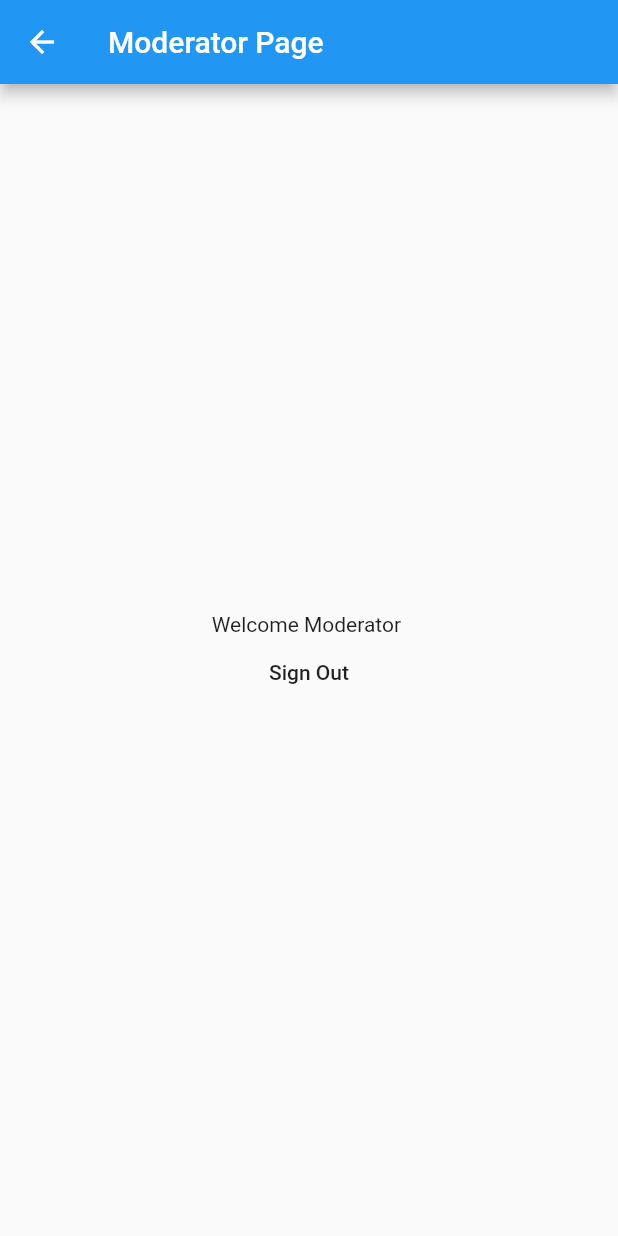
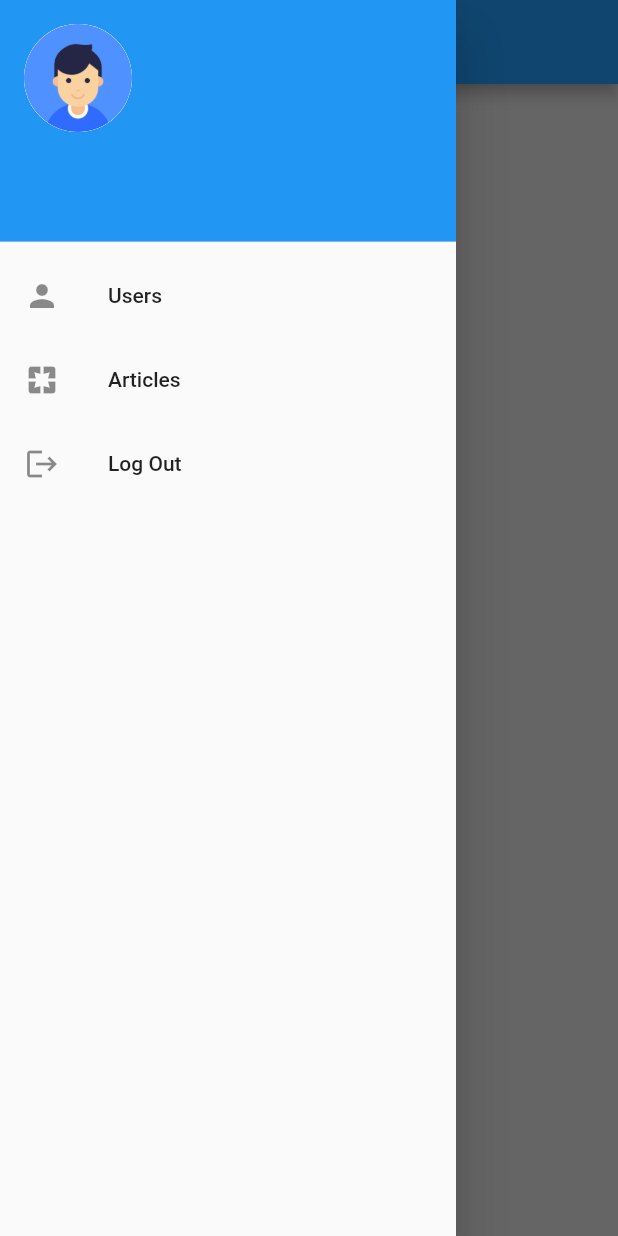
Before and after one commit to niroshan-ran/flutter_project, a Flutter app: the ModeratorPage screen opened directly with empty values, with the side drawer open (before the commit the screen has no drawer), on a phone screen of 412 x 824 dp. Run offline on Flutter 3.47's test engine with Material 2 defaults, Android fonts, the phone set to English and light mode, and no system bars; our stand-ins replace cloud_firestore, firebase_auth, firebase_core, fluttertoast; accounts and stored records are empty.

Commit message:
user_mng added

```diff
--- a/lib/pages/homepage.dart
+++ b/lib/pages/homepage.dart
@@ -35,7 +35,7 @@ class _HomePageState extends State<HomePage> {
             for (var obj in userResultDocs) {
               switch (obj.get('position')) {
                 case 'moderator':
-                  return ModeratorPage(nickName: obj.get('nickName'));
+                  return ModeratorPage(nickName: obj.get('nickName'),email : obj.get('email'));
                 case 'reporter':
                   return ReporterPage(nickName: obj.get('nickName'));
                 case 'guest':
--- a/lib/pages/moderatorpage.dart
+++ b/lib/pages/moderatorpage.dart
@@ -1,38 +1,131 @@
+import 'package:cloud_firestore/cloud_firestore.dart';
 import 'package:firebase_auth/firebase_auth.dart';
+import 'package:flutter/cupertino.dart';
 import 'package:flutter/material.dart';
+
 
 class ModeratorPage extends StatefulWidget {
   final nickName;
+  final email;
 
-  const ModeratorPage({Key? key, @required this.nickName}) : super(key: key);
+  const ModeratorPage({Key? key, @required this.nickName,@required this.email}) : super(key: key);
 
   @override
   _ModeratorPageState createState() => _ModeratorPageState();
 }
 
 class _ModeratorPageState extends State<ModeratorPage> {
+
+ final CollectionReference userRef = FirebaseFirestore.instance.collection('users');
+
+ navigateToUserMng(){
+   return ModeratorPage(nickName:widget.nickName,email : widget.email);
+ }
+
   void signOut() async {
     await FirebaseAuth.instance.signOut();
   }
+
+  deleteUser({required AsyncSnapshot<QuerySnapshot<Object?>> snapshot, required int index}){
+    showDialog(
+        context: context,
+        builder: (context){
+          return AlertDialog(
+            title: Text('Delete User'),
+            content: Text('Are you sure you want to delete ?'),
+            actions: [
+              ElevatedButton(onPressed: (){Navigator.pop(context);}, child: Text('Cancel')),
+              ElevatedButton(
+                  onPressed: (){
+                    snapshot.data!.docs[index].reference.delete().whenComplete(() => Navigator.pop(context));
+                  },
+                  child: Text('Delete')
+              )
+            ],
+          );
+        }
+    );
+  }
+
 
   @override
   Widget build(BuildContext context) {
     return Scaffold(
         appBar: AppBar(title: Text("Moderator Page")),
-        body: Padding(
+        drawer: Drawer(
+          child: ListView(
+            children: [
+              UserAccountsDrawerHeader(
+                  accountName: Text('${widget.nickName}'),
+                  accountEmail: Text('${widget.email}'),
+                  currentAccountPicture: Container(
+                    height: 60,
+                    width: 60,
+                    decoration: BoxDecoration(
+                      color: Colors.white,
+                      borderRadius: BorderRadius.circular(100),
+                      image: DecorationImage(image: AssetImage("assets/admin_avatar.png"))
+                    ),
+                  ),
+              ),
+              ListTile(
+                leading: Icon(Icons.person),
+                title: Text("Users"),
+                onTap: navigateToUserMng,
+              ),
+              ListTile(
+                leading: Icon(Icons.pages),
+                title: Text("Articles"),
+              ),
+              ListTile(
+                leading: Icon(Icons.logout),
+                title: Text("Log Out"),
+                onTap: signOut,
+              )
+            ],
+          ),
+        ),
+        body: Container(
+          color: Colors.black12,
+          child: Padding(
             padding: const EdgeInsets.all(16.0),
             child: Column(mainAxisAlignment: MainAxisAlignment.center, children: [
-            Text('Welcome Moderator ${widget.nickName}'),
-            Row(
-              mainAxisAlignment: MainAxisAlignment.center,
+              Expanded(
+                  child: StreamBuilder(
+                    stream: userRef.snapshots(),
+                    builder: (BuildContext context, AsyncSnapshot<QuerySnapshot> snapshot) {
+                      return ListView.builder(
+                        itemCount: snapshot.data!.docs.length,
+                        itemBuilder: (context,index){
+                          var doc = snapshot.data!.docs[index].data();
+                          doc : (doc as Map)["doc"].toString();
+                          return Card(
+                            child: Padding(
+                              padding: const EdgeInsets.all(10.0),
+                              child: ListTile(
+                                title: Text(doc['nickName']),
+                                subtitle: Column(
+                                  mainAxisAlignment: MainAxisAlignment.start,
+                                  crossAxisAlignment: CrossAxisAlignment.start,
                                   children: [
-                MaterialButton(
-                  onPressed: signOut,
-                  child: Text('Sign Out'),
+                                    Text(doc['email']),
+                                    Text(doc['position'],style: TextStyle(color: Colors.black38),),
+                                  ],
+                                ),
+                                trailing: IconButton(
+                                  icon: Icon(Icons.delete,color: Colors.red,),
+                                  onPressed: (){deleteUser(snapshot: snapshot,index: index);},
+                                ),
+                              ),
+                            ),
+                          );
+                        }
+                      );
+                    },
                   )
-              ],
               )
             ]),
+          ),
         ));
   }
 }
--- a/pubspec.yaml
+++ b/pubspec.yaml
@@ -49,8 +49,8 @@ flutter:
   uses-material-design: true
 
   # To add assets to your application, add an assets section, like this:
-  # assets:
-  #   - images/a_dot_burr.jpeg
+  assets:
+     - assets/admin_avatar.png
   #   - images/a_dot_ham.jpeg
 
   # An image asset can refer to one or more resolution-specific "variants", see
```
Also changed, not shown: assets/admin_avatar.png (added). Lines whose indentation alone changed are shown as unchanged.
